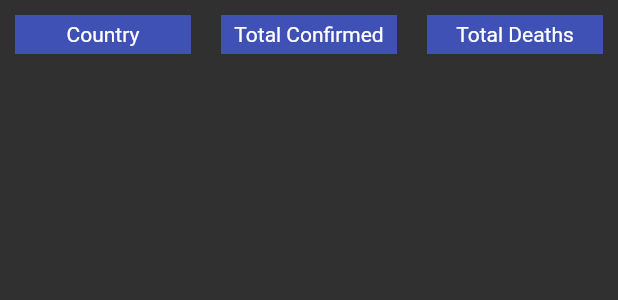
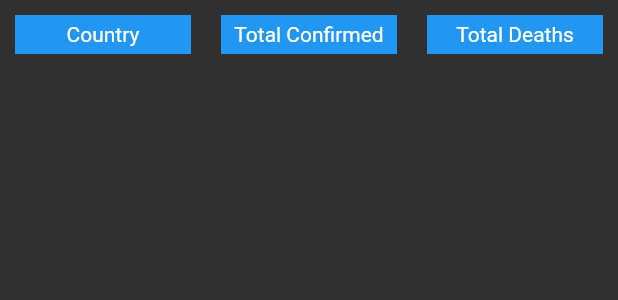
Before and after one commit to Ahmad-Nouh/FlutterTraining, a Flutter app: the SummaryTable widget shown alone on an empty page, opened directly with empty values, on a phone screen of 412 x 824 dp. Shown: the top 300 px of the screen. Run offline on Flutter 3.47's test engine with Material 2 defaults, Android fonts, the phone set to English and light mode, and no system bars; network calls fail.

```diff
--- a/lib/src/home/table.dart
+++ b/lib/src/home/table.dart
@@ -2,11 +2,9 @@ import 'package:flutter/material.dart';
 import 'package:flutter_app/models/Statistic.dart';
 
 class SummaryTable extends StatefulWidget {
-  static SummaryTableState of(BuildContext context) => context.findAncestorStateOfType<SummaryTableState>();
-
   final List<Statistic> data;
 
-  SummaryTable(this.data);
+  SummaryTable({Key key, this.data}): super(key: key);
 
   @override
   State<StatefulWidget> createState() {
@@ -38,7 +36,7 @@ class SummaryTableState extends State<SummaryTable> {
               child: Text(column, textAlign: TextAlign.center,),
               padding: EdgeInsets.all(5),
               margin: EdgeInsets.all(10),
-              color: Colors.indigo,
+              color: Colors.blue,
               alignment: Alignment.center,
             ),
           ],
```
Also changed, not shown: lib/src/home/home.dart (+8 -4 lines).
